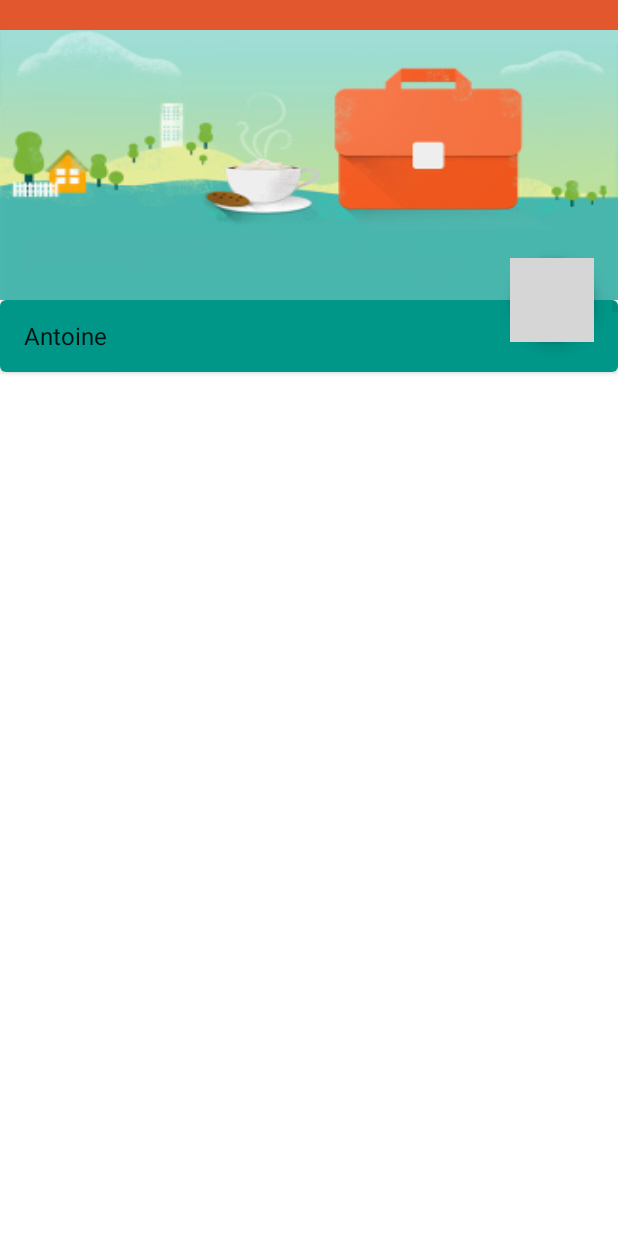
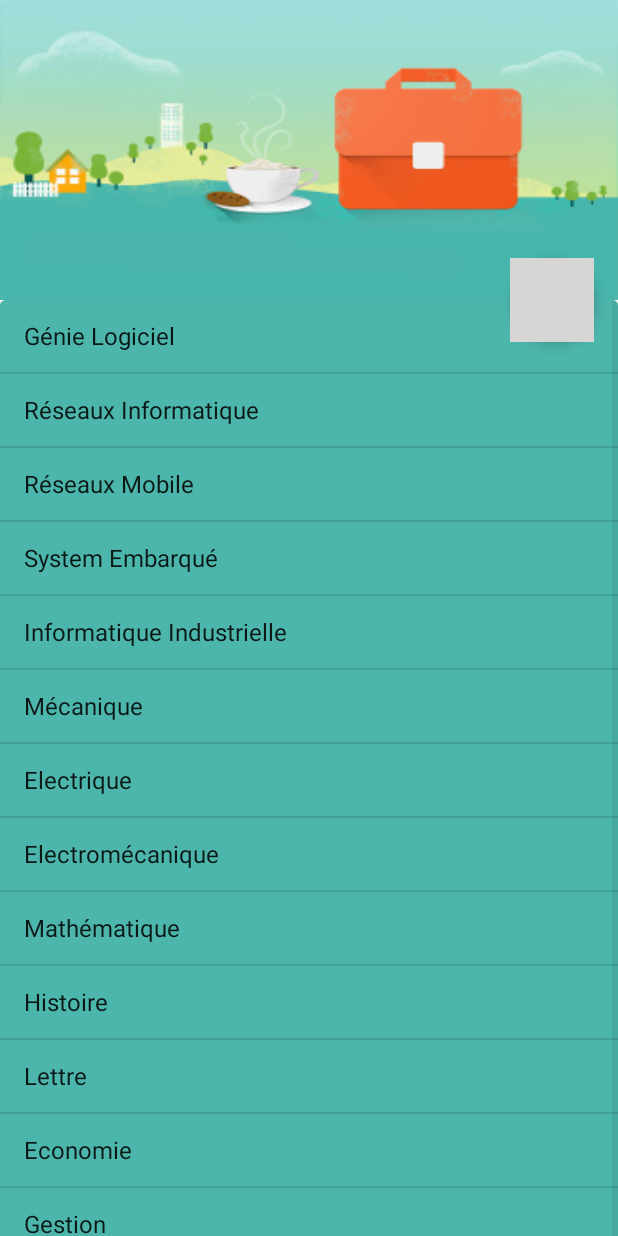
Before and after one commit to mahdikallel/Work, an Android app: the Profil screen opened directly, with no data from a screen before it, on a phone screen of 412 x 824 dp. Run offline under Robolectric (Android 15) with nearby library versions, the light colour scheme and no system bars; grey boxes are pictures that could not be loaded.

Commit message:
4th commit

```diff
--- a/app/src/main/java/com/example/dmk/workfinder/Profil.java
+++ b/app/src/main/java/com/example/dmk/workfinder/Profil.java
@@ -1,5 +1,6 @@
 package com.example.dmk.workfinder;
 
+import android.graphics.Color;
 import android.os.Bundle;
 import android.support.annotation.Nullable;
 import android.support.design.widget.FloatingActionButton;
@@ -18,11 +19,11 @@ public class Profil extends AppCompatActivity implements View.OnClickListener {
     ListView mListView;
     FloatingActionButton fab;
     String[] prenoms = new String[]{
-            "Antoine", "Benoit", "Cyril", "David", "Eloise", "Florent",
-            "Gerard", "Hugo", "Ingrid", "Jonathan", "Kevin", "Logan",
-            "Mathieu", "Noemie", "Olivia", "Philippe", "Quentin", "Romain",
-            "Sophie", "Tristan", "Ulric", "Vincent", "Willy", "Xavier",
-            "Yann", "Zoé"
+            "Génie Logiciel ", "Réseaux Informatique", "Réseaux Mobile", "System Embarqué", "Informatique Industrielle ", "Mécanique",
+            "Electrique", "Electromécanique", "Mathématique", "Histoire", "Lettre", "Economie",
+            "Gestion", "Santé", "Médecine", "Dentaire", "Biologique", "Romain",
+            "Consulting", "Management", "Hotellerie", "Free Lance", "Production", "Statisqtique",
+            "Administration", "Architecture"
     };
     @Override
     protected void onCreate(@Nullable Bundle savedInstanceState) {
--- a/app/src/main/res/layout/profil.xml
+++ b/app/src/main/res/layout/profil.xml
@@ -43,6 +43,7 @@
         </android.support.design.widget.CollapsingToolbarLayout>
     </android.support.design.widget.AppBarLayout>
 
+
     <android.support.v4.widget.NestedScrollView
         android:layout_width="match_parent"
         android:layout_height="match_parent"
@@ -54,14 +55,14 @@
         <android.support.v7.widget.CardView
             xmlns:card_view="http://schemas.android.com/apk/res-auto"
             android:id="@+id/card_view"
-
-
             android:layout_width="match_parent"
             android:layout_height="match_parent"
             card_view:cardCornerRadius="4dp">
+
             <RelativeLayout xmlns:android="http://schemas.android.com/apk/res/android"
-                android:layout_width="match_parent"
-                android:layout_height="match_parent">
+                android:layout_width="wrap_content"
+                android:layout_height="1270dp"
+                android:background="@color/app">
 
                 <ListView
                     android:id="@+id/listView"
@@ -99,7 +100,7 @@
         />
     <ScrollView
         android:layout_width="match_parent"
-        android:layout_height="20dp"
+        android:layout_height="wrap_content"
         android:background="@color/editcord">
 
     </ScrollView>
--- a/app/src/main/res/values/colors.xml
+++ b/app/src/main/res/values/colors.xml
@@ -24,5 +24,6 @@
     <color name="white">#ffffff</color>
 
     <color name="editcord">#E2572E</color>
-    <color name="app">#009688</color>
+    <color name="app">#4DB6AC</color>
+    <color name="bar">#00695C</color>
 </resources>
```
